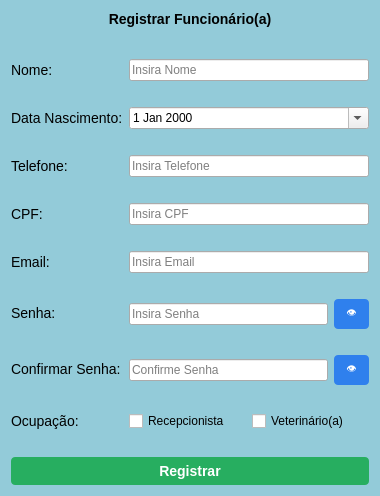
This is tela_registrar.ui in mateuszinum/Projeto-Clinica-Veterinaria as Qt 5 draws it before an edit. The edited form follows.
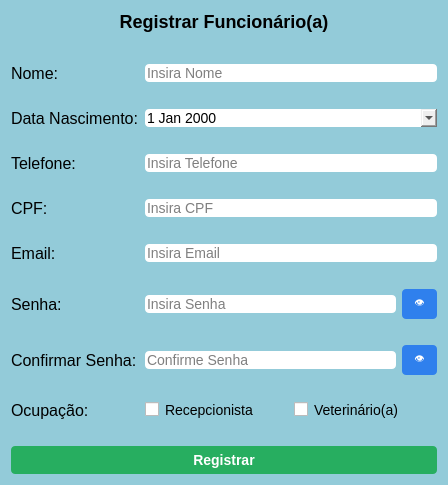
This is the edited form.

The edit to the form file:
```diff
--- a/tela_registrar.ui
+++ b/tela_registrar.ui
@@ -6,8 +6,8 @@
    <rect>
     <x>0</x>
     <y>0</y>
-    <width>380</width>
-    <height>488</height>
+    <width>448</width>
+    <height>477</height>
    </rect>
   </property>
   <property name="windowTitle">
@@ -37,7 +37,7 @@
     <widget class="QLabel" name="label">
      <property name="styleSheet">
       <string notr="true">    font-family: &quot;Arial&quot;, sans-serif;
-    font-size: 14px;</string>
+    font-size: 16px;</string>
      </property>
      <property name="text">
       <string>Nome:</string>
@@ -48,7 +48,9 @@
     <widget class="QLineEdit" name="nome_input">
      <property name="styleSheet">
       <string notr="true">    font-family: &quot;Arial&quot;, sans-serif;
-    font-size: 12px;</string>
+    font-size: 14px;
+    border-radius: 4px;
+    border: none;</string>
      </property>
      <property name="text">
       <string/>
@@ -75,7 +77,7 @@
     <widget class="QLabel" name="label_2">
      <property name="styleSheet">
       <string notr="true">    font-family: &quot;Arial&quot;, sans-serif;
-    font-size: 14px;</string>
+ font-size: 16px;</string>
      </property>
      <property name="text">
       <string>Data Nascimento:</string>
@@ -86,11 +88,16 @@
     <widget class="QDateEdit" name="data_input">
      <property name="styleSheet">
       <string notr="true">    font-family: &quot;Arial&quot;, sans-serif;
-    font-size: 12px;</string>
+    font-size: 14px;
+    border-radius: 4px;
+    border: none;</string>
      </property>
      <property name="wrapping">
       <bool>false</bool>
      </property>
+     <property name="frame">
+      <bool>true</bool>
+     </property>
      <property name="buttonSymbols">
       <enum>QAbstractSpinBox::PlusMinus</enum>
      </property>
@@ -137,7 +144,7 @@
     <widget class="QLabel" name="label_8">
      <property name="styleSheet">
       <string notr="true">    font-family: &quot;Arial&quot;, sans-serif;
-    font-size: 14px;</string>
+ font-size: 16px;</string>
      </property>
      <property name="text">
       <string>Telefone:</string>
@@ -148,7 +155,9 @@
     <widget class="QLineEdit" name="telefone_input">
      <property name="styleSheet">
       <string notr="true">    font-family: &quot;Arial&quot;, sans-serif;
-    font-size: 12px;</string>
+    font-size: 14px;
+    border-radius: 4px;
+    border: none;</string>
      </property>
      <property name="inputMask">
       <string/>
@@ -175,7 +184,7 @@
     <widget class="QLabel" name="label_3">
      <property name="styleSheet">
       <string notr="true">    font-family: &quot;Arial&quot;, sans-serif;
-    font-size: 14px;</string>
+ font-size: 16px;</string>
      </property>
      <property name="text">
       <string>CPF:</string>
@@ -186,7 +195,9 @@
     <widget class="QLineEdit" name="cpf_input">
      <property name="styleSheet">
       <string notr="true">    font-family: &quot;Arial&quot;, sans-serif;
-    font-size: 12px;</string>
+    font-size: 14px;
+    border-radius: 4px;
+    border: none;</string>
      </property>
      <property name="inputMask">
       <string/>
@@ -216,7 +227,7 @@
     <widget class="QLabel" name="label_4">
      <property name="styleSheet">
       <string notr="true">    font-family: &quot;Arial&quot;, sans-serif;
-    font-size: 14px;</string>
+ font-size: 16px;</string>
      </property>
      <property name="text">
       <string>Email:</string>
@@ -227,8 +238,9 @@
     <widget class="QLineEdit" name="email_input">
      <property name="styleSheet">
       <string notr="true">    font-family: &quot;Arial&quot;, sans-serif;
-    font-size: 12px;
-</string>
+    font-size: 14px;
+    border-radius: 4px;
+    border: none;</string>
      </property>
      <property name="placeholderText">
       <string>Insira Email</string>
@@ -252,7 +264,7 @@
     <widget class="QLabel" name="label_5">
      <property name="styleSheet">
       <string notr="true">    font-family: &quot;Arial&quot;, sans-serif;
-    font-size: 14px;</string>
+ font-size: 16px;</string>
      </property>
      <property name="text">
       <string>Senha:</string>
@@ -265,7 +277,9 @@
       <widget class="QLineEdit" name="senha_input">
        <property name="styleSheet">
         <string notr="true">    font-family: &quot;Arial&quot;, sans-serif;
-    font-size: 12px;</string>
+    font-size: 14px;
+    border-radius: 4px;
+    border: none;</string>
        </property>
        <property name="text">
         <string/>
@@ -324,7 +338,7 @@
     <widget class="QLabel" name="label_6">
      <property name="styleSheet">
       <string notr="true">    font-family: &quot;Arial&quot;, sans-serif;
-    font-size: 14px;</string>
+ font-size: 16px;</string>
      </property>
      <property name="text">
       <string>Confirmar Senha:</string>
@@ -337,7 +351,9 @@
       <widget class="QLineEdit" name="confirmar_senha_input">
        <property name="styleSheet">
         <string notr="true">    font-family: &quot;Arial&quot;, sans-serif;
-    font-size: 12px;</string>
+    font-size: 14px;
+    border-radius: 4px;
+    border: none;</string>
        </property>
        <property name="echoMode">
         <enum>QLineEdit::Password</enum>
@@ -393,7 +409,7 @@
     <widget class="QLabel" name="label_7">
      <property name="styleSheet">
       <string notr="true">    font-family: &quot;Arial&quot;, sans-serif;
-    font-size: 14px;</string>
+ font-size: 16px;</string>
      </property>
      <property name="text">
       <string>Ocupação:</string>
@@ -406,7 +422,9 @@
       <widget class="QCheckBox" name="recepcionista_check_input">
        <property name="styleSheet">
         <string notr="true">    font-family: &quot;Arial&quot;, sans-serif;
-    font-size: 12px;</string>
+    font-size: 14px;
+    border-radius: 4px;
+    border: none;</string>
        </property>
        <property name="text">
         <string>Recepcionista</string>
@@ -417,7 +435,9 @@
       <widget class="QCheckBox" name="veterinario_check_input">
        <property name="styleSheet">
         <string notr="true">    font-family: &quot;Arial&quot;, sans-serif;
-    font-size: 12px;</string>
+    font-size: 14px;
+    border-radius: 4px;
+    border: none;</string>
        </property>
        <property name="text">
         <string>Veterinário(a)</string>
@@ -468,7 +488,7 @@
      </property>
      <property name="styleSheet">
       <string notr="true">    font-family: &quot;Arial&quot;, sans-serif;
-    font-size: 14px;
+    font-size: 18px;
     font-weight: bold;</string>
      </property>
      <property name="text">
```
